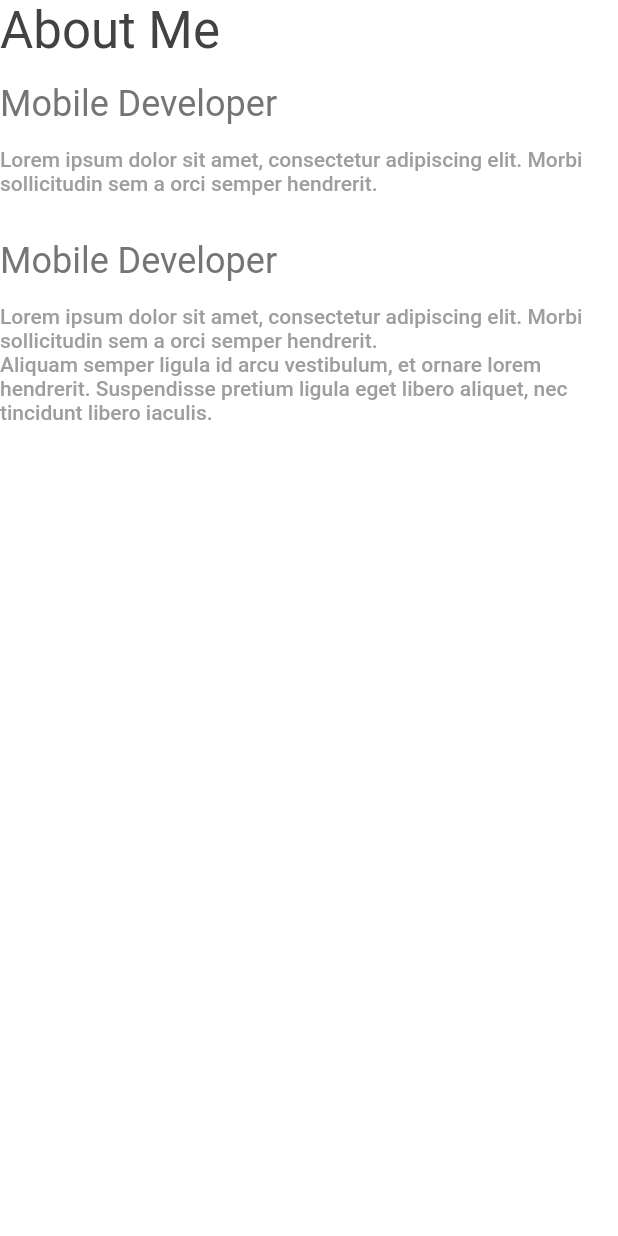
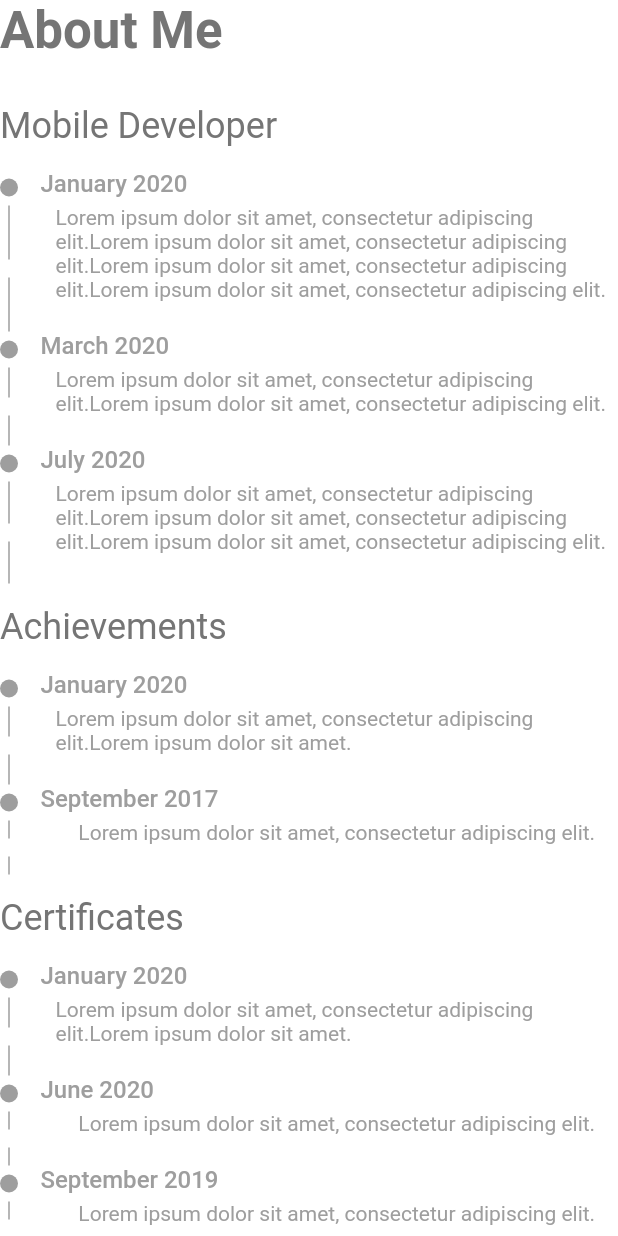
Before and after one commit to MatthieuNadeau96/flutter_portfolio, a Flutter app: the AboutScreen screen opened directly, on a phone screen of 412 x 824 dp. Run offline on Flutter 3.47's test engine with Material 2 defaults, Android fonts, the light colour scheme and no system bars; drawn by our look-alikes of timeline_tile; our stand-ins replace carousel_slider, flutter_bloc, font_awesome_flutter.

Commit message:
Added Timeline to AboutScreen

```diff
--- a/lib/main.dart
+++ b/lib/main.dart
@@ -21,15 +21,21 @@ class MyApp extends StatelessWidget {
           canvasColor: Colors.white,
           textTheme: TextTheme(
             headline3: TextStyle(
-              fontSize: 34,
-              color: Colors.grey[800],
-            ),
+                fontSize: 34,
+                color: Colors.grey[600],
+                fontWeight: FontWeight.bold),
             headline4: TextStyle(
               fontSize: 24,
               color: Colors.grey[600],
             ),
+            headline5: TextStyle(
+              fontSize: 16,
+              fontWeight: FontWeight.w500,
+              color: Colors.grey[500],
+            ),
             bodyText1: TextStyle(
               fontSize: 14,
+              fontWeight: FontWeight.w400,
               color: Colors.grey[500], //#868786
             ),
           ),
--- a/lib/screens/about_screen.dart
+++ b/lib/screens/about_screen.dart
@@ -1,26 +1,18 @@
 import 'package:flutter/material.dart';
 import 'package:flutter_portfolio/bloc/navigation_bloc.dart';
+import 'package:flutter_portfolio/widgets/timeline.dart';
 
 class AboutScreen extends StatelessWidget with NavigationStates {
   @override
   Widget build(BuildContext context) {
     return Scaffold(
-      body: Column(
+      body: SingleChildScrollView(
+        child: Column(
           crossAxisAlignment: CrossAxisAlignment.start,
           children: [
             Text(
               'About Me',
               style: Theme.of(context).textTheme.headline3,
-          ),
-          SizedBox(height: 15),
-          Text(
-            'Mobile Developer',
-            style: Theme.of(context).textTheme.headline4,
-          ),
-          SizedBox(height: 15),
-          Text(
-            'Lorem ipsum dolor sit amet, consectetur adipiscing elit. Morbi sollicitudin sem a orci semper hendrerit.',
-            style: Theme.of(context).textTheme.bodyText1,
             ),
             SizedBox(height: 30),
             Text(
@@ -28,12 +20,94 @@ class AboutScreen extends StatelessWidget with NavigationStates {
               style: Theme.of(context).textTheme.headline4,
             ),
             SizedBox(height: 15),
+            Timeline(
+              title: 'January 2020',
+              description:
+                  'Lorem ipsum dolor sit amet, consectetur adipiscing elit.' +
+                      'Lorem ipsum dolor sit amet, consectetur adipiscing elit.' +
+                      'Lorem ipsum dolor sit amet, consectetur adipiscing elit.' +
+                      'Lorem ipsum dolor sit amet, consectetur adipiscing elit.',
+            ),
+            Timeline(
+              title: 'March 2020',
+              description:
+                  'Lorem ipsum dolor sit amet, consectetur adipiscing elit.' +
+                      'Lorem ipsum dolor sit amet, consectetur adipiscing elit.',
+            ),
+            Timeline(
+              title: 'July 2020',
+              description:
+                  'Lorem ipsum dolor sit amet, consectetur adipiscing elit.' +
+                      'Lorem ipsum dolor sit amet, consectetur adipiscing elit.' +
+                      'Lorem ipsum dolor sit amet, consectetur adipiscing elit.',
+            ),
+            // Achievements
+            SizedBox(height: 15),
             Text(
-            'Lorem ipsum dolor sit amet, consectetur adipiscing elit. Morbi sollicitudin sem a orci semper hendrerit. \n' +
-                'Aliquam semper ligula id arcu vestibulum, et ornare lorem hendrerit. Suspendisse pretium ligula eget libero aliquet, nec tincidunt libero iaculis.',
-            style: Theme.of(context).textTheme.bodyText1,
+              'Achievements',
+              style: Theme.of(context).textTheme.headline4,
+            ),
+            SizedBox(height: 15),
+            Timeline(
+              title: 'January 2020',
+              description:
+                  'Lorem ipsum dolor sit amet, consectetur adipiscing elit.' +
+                      'Lorem ipsum dolor sit amet.',
+            ),
+            Timeline(
+              title: 'September 2017',
+              description:
+                  'Lorem ipsum dolor sit amet, consectetur adipiscing elit.',
+            ),
+            // Certificates
+            SizedBox(height: 15),
+            Text(
+              'Certificates',
+              style: Theme.of(context).textTheme.headline4,
+            ),
+            SizedBox(height: 15),
+            Timeline(
+              title: 'January 2020',
+              description:
+                  'Lorem ipsum dolor sit amet, consectetur adipiscing elit.' +
+                      'Lorem ipsum dolor sit amet.',
+            ),
+            Timeline(
+              title: 'June 2020',
+              description:
+                  'Lorem ipsum dolor sit amet, consectetur adipiscing elit.',
+            ),
+            Timeline(
+              title: 'September 2019',
+              description:
+                  'Lorem ipsum dolor sit amet, consectetur adipiscing elit.',
+            ),
+            Timeline(
+              title: 'September 2017',
+              description:
+                  'Lorem ipsum dolor sit amet, consectetur adipiscing elit.',
+            ),
+
+            // Education
+            SizedBox(height: 15),
+            Text(
+              'Education',
+              style: Theme.of(context).textTheme.headline4,
+            ),
+            SizedBox(height: 15),
+            Timeline(
+              title: 'January 2020',
+              description:
+                  'Lorem ipsum dolor sit amet, consectetur adipiscing elit.' +
+                      'Lorem ipsum dolor sit amet.',
+            ),
+            Timeline(
+              title: 'September 2017',
+              description:
+                  'Lorem ipsum dolor sit amet, consectetur adipiscing elit.',
             ),
           ],
+        ),
       ),
     );
   }
--- /dev/null
+++ b/lib/widgets/timeline.dart
@@ -0,0 +1,58 @@
+import 'package:flutter/material.dart';
+import 'package:timeline_tile/timeline_tile.dart';
+
+class Timeline extends StatelessWidget {
+  final String title;
+  final String description;
+  Timeline({this.title, this.description});
+
+  @override
+  Widget build(BuildContext context) {
+    return Container(
+      child: Column(
+        children: [
+          TimelineTile(
+            isFirst: true,
+            isLast: true,
+            indicatorStyle: IndicatorStyle(width: 12),
+            alignment: TimelineAlign.left,
+            rightChild: Container(
+              margin: EdgeInsets.only(left: 15),
+              child: Column(
+                crossAxisAlignment: CrossAxisAlignment.start,
+                children: [
+                  Text(
+                    title,
+                    style: Theme.of(context).textTheme.headline5,
+                  ),
+                  SizedBox(height: 5),
+                ],
+              ),
+            ),
+          ),
+          TimelineTile(
+            indicatorStyle: IndicatorStyle(
+              width: 12,
+              color: Colors.transparent,
+            ),
+            bottomLineStyle: LineStyle(width: 1),
+            topLineStyle: LineStyle(width: 1),
+            alignment: TimelineAlign.left,
+            rightChild: Container(
+              margin: EdgeInsets.only(left: 25),
+              child: Column(
+                children: [
+                  Text(
+                    description,
+                    style: Theme.of(context).textTheme.bodyText1,
+                  ),
+                  SizedBox(height: 20),
+                ],
+              ),
+            ),
+          ),
+        ],
+      ),
+    );
+  }
+}
--- a/pubspec.yaml
+++ b/pubspec.yaml
@@ -31,6 +31,7 @@ dependencies:
   flutter_bloc: ^6.0.1
   carousel_slider: ^2.2.1
   font_awesome_flutter: ^8.8.1
+  timeline_tile: ^0.1.2
 
 dev_dependencies:
   flutter_test:
```
Also changed, not shown: pubspec.lock. Lines whose indentation alone changed are shown as unchanged.
